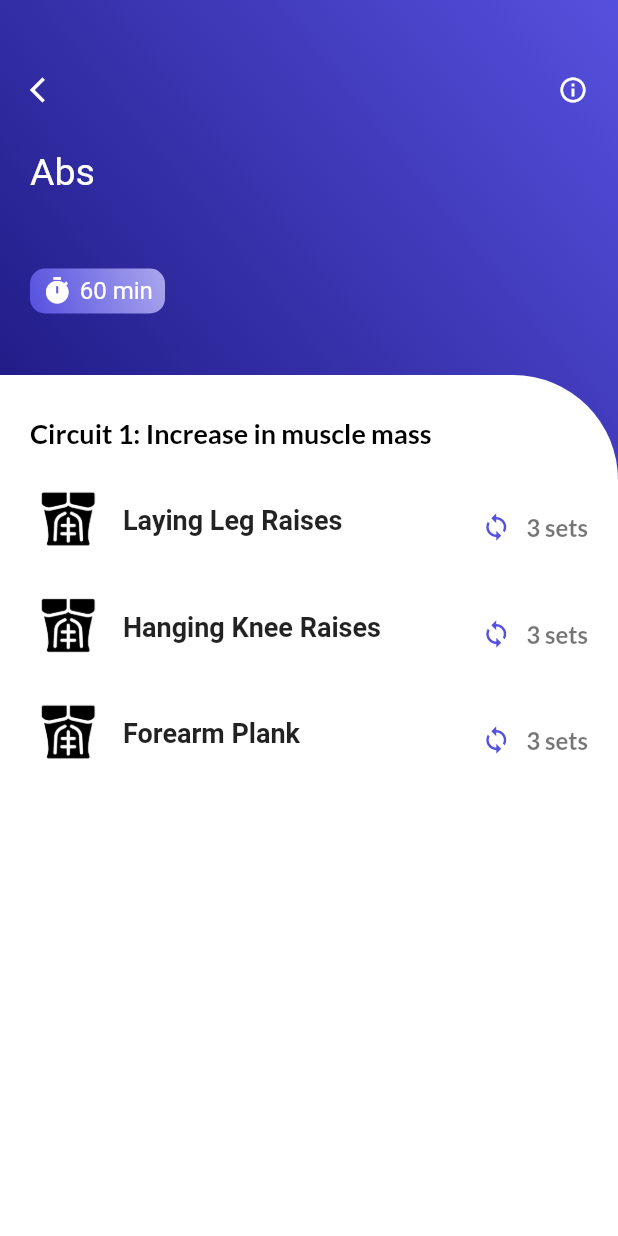
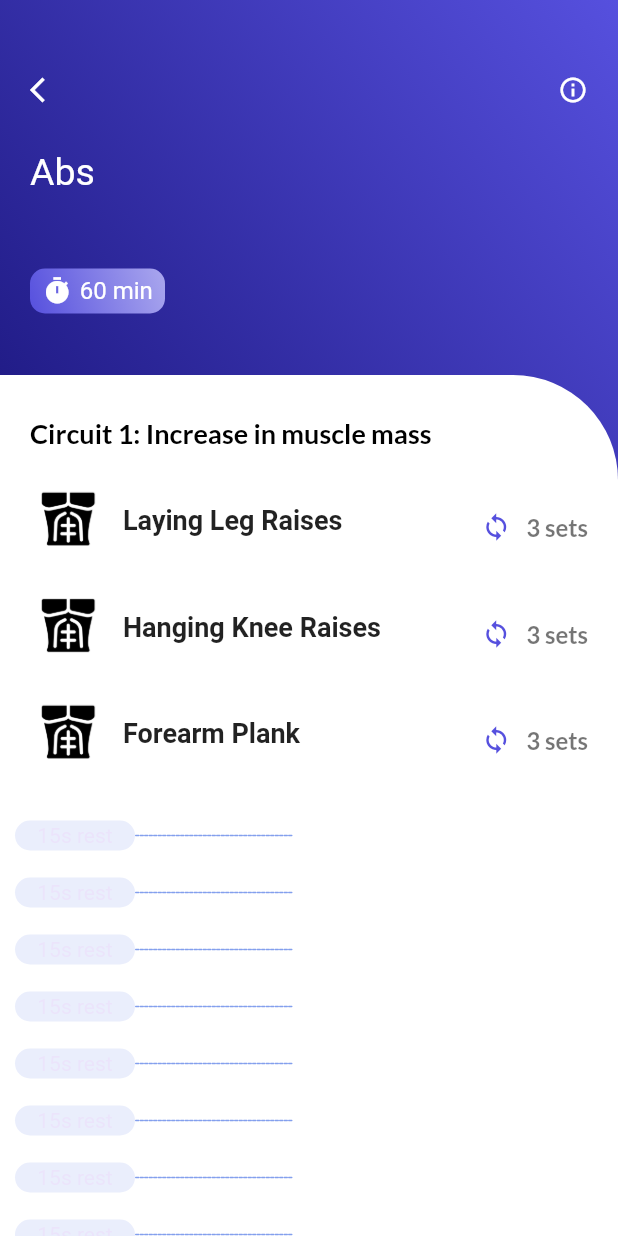
Before and after one commit to dolienn/body_optimizer, a Flutter app: the WorkoutScreen screen opened directly with empty values, on a phone screen of 412 x 824 dp. Run offline on Flutter 3.47's test engine with Material 2 defaults, Android fonts, the phone set to English and light mode, and no system bars; our stand-ins replace google_fonts, persistent_bottom_nav_bar.

```diff
--- a/lib/screens/workout/workoutscreen.dart
+++ b/lib/screens/workout/workoutscreen.dart
@@ -231,7 +231,42 @@ Widget renderTeams(List exercisesName, exercisesImage, exercisesDescription, exe
                                             ),
                                           ],
                                         )
-                                      :const Center()],
+                                      :const Center(),
+                                      SizedBox(height: 18,),
+                                      Row(
+                                        children: [
+                                          Container(
+                                            width: 80,
+                                            height: 20,
+                                            decoration: BoxDecoration(
+                                              color: Color(0xFFeaeefc),
+                                              borderRadius: BorderRadius.circular(10),
+                                            ),
+                                            child: Center(
+                                              child: Text(
+                                                "15s rest",
+                                                style: TextStyle(
+                                                  color: Color(0xFF83fed),
+                                                ),
+                                              ),
+                                            ),
+                                          ),
+                                          Row(
+                                            children: [
+                                              for(int i=0; i<70; i++)
+                                              i.isEven?Container(
+                                                width: 3,
+                                                height: 1,
+                                                decoration: BoxDecoration(
+                                                  color: Color(0xFF839fed),
+                                                  borderRadius: BorderRadius.circular(2),
+                                                ),
+                                              ):Container()
+                                            ],
+                                          ),
+                                        ],
+                                      ),
+                                      ],
                                     ));
                               }))
                     ],
```
